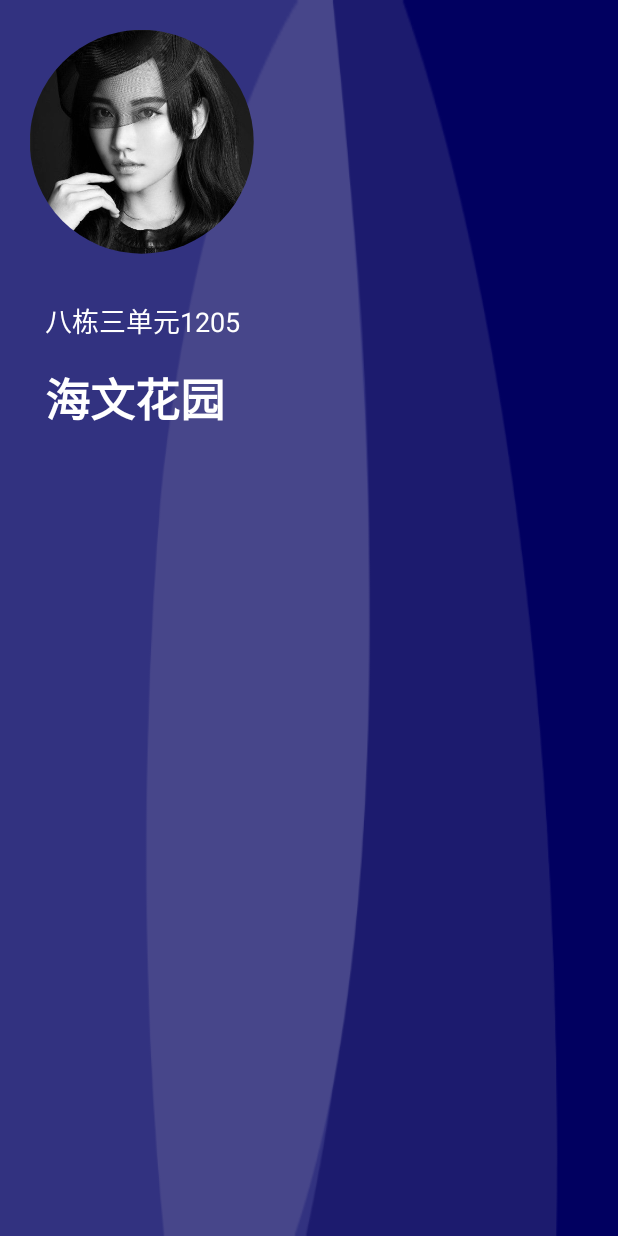
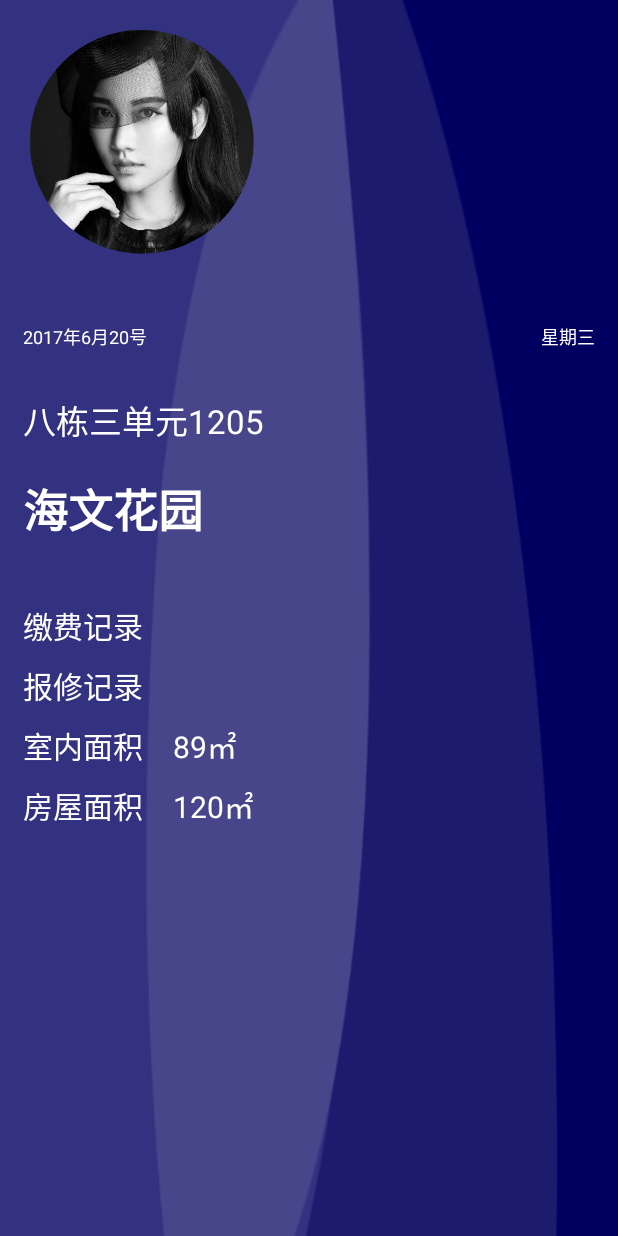
Before and after one commit to RaleighLuo/Wisdom, an Android app: the screen it shows after launch (MainActivity), on a phone screen of 412 x 824 dp. Run offline under Robolectric (Android 15) with nearby library versions, the phone set to English and light mode, and no system bars; our stand-ins replace ButterKnife, CircleImageView.

Commit message:
主页动画

```diff
--- a/app/src/main/java/com/gkzxhn/wisdom/AvatarImageBehavior.java
+++ b/app/src/main/java/com/gkzxhn/wisdom/AvatarImageBehavior.java
@@ -50,7 +50,6 @@ public class AvatarImageBehavior extends CoordinatorLayout.Behavior<CircleImageV
 
     @Override
     public boolean layoutDependsOn(CoordinatorLayout parent, CircleImageView child, View dependency) {
-        Log.e("dependency="+dependency,"raleigh_test");
         // 依赖Toolbar控件
         return dependency instanceof Toolbar;
     }
--- a/app/src/main/java/com/gkzxhn/wisdom/MainActivity.java
+++ b/app/src/main/java/com/gkzxhn/wisdom/MainActivity.java
@@ -37,7 +37,7 @@ public class MainActivity extends AppCompatActivity {
     ImageView mIvPlaceholder; // 大图片
 
     @Bind(R.id.main_ll_title_container)
-    LinearLayout mLlTitleContainer; // Title的LinearLayout
+    View mLlTitleContainer; // Title的LinearLayout
 
     @Bind(R.id.main_fl_title)
     FrameLayout mFlTitleContainer; // Title的FrameLayout
--- a/app/src/main/res/layout/activity_main.xml
+++ b/app/src/main/res/layout/activity_main.xml
@@ -35,38 +35,7 @@
                 android:layout_marginTop="200dip"
                 android:layout_gravity="center_horizontal"
                 app:layout_collapseMode="parallax">
-
-                <LinearLayout
-                    android:id="@+id/main_ll_title_container"
-                    android:layout_width="wrap_content"
-                    android:layout_height="wrap_content"
-                    android:layout_gravity="left|bottom"
-                    android:layout_marginBottom="60dip"
-                    android:layout_marginRight="@dimen/image_start_margin"
-                    android:layout_marginLeft="@dimen/image_start_margin"
-                    android:orientation="vertical">
-
-                    <TextView
-                        android:layout_marginTop="@dimen/title_margin"
-                        android:layout_width="wrap_content"
-                        android:layout_height="wrap_content"
-                        android:gravity="bottom|center"
-                        android:text="八栋三单元1205"
-                        android:layout_marginLeft="10dip"
-                        android:textSize="18sp"
-                        android:textColor="@android:color/white"
-                        />
-
-                    <TextView
-                        android:layout_width="wrap_content"
-                        android:layout_height="wrap_content"
-                        android:layout_marginTop="15dp"
-                        android:layout_marginLeft="10dip"
-                        android:text="海文花园"
-                        android:textSize="30sp"
-                        android:textStyle="bold"
-                        android:textColor="@android:color/white" />
-                </LinearLayout>
+                <include layout="@layout/home_full_screen_layout"/>
             </FrameLayout>
         </android.support.design.widget.CollapsingToolbarLayout>
     </android.support.design.widget.AppBarLayout>
--- /dev/null
+++ b/app/src/main/res/layout/home_full_screen_layout.xml
@@ -0,0 +1,113 @@
+<?xml version="1.0" encoding="utf-8"?>
+<RelativeLayout xmlns:android="http://schemas.android.com/apk/res/android"
+    android:orientation="vertical" android:layout_width="match_parent"
+    android:layout_height="match_parent"
+    android:padding="15dip"
+    android:layout_marginBottom="10dip"
+    android:id="@+id/main_ll_title_container"
+    >
+    <TextView
+        android:layout_width="wrap_content"
+        android:layout_height="wrap_content"
+        android:text="2017年6月20号"
+        android:textSize="12sp"
+        android:textColor="@android:color/white"
+        android:id="@+id/home_full_screen_layout_tv_date"
+        />
+    <TextView
+        android:layout_width="wrap_content"
+        android:layout_height="wrap_content"
+        android:text="星期三"
+        android:textSize="12sp"
+        android:layout_alignTop="@+id/home_full_screen_layout_tv_date"
+        android:textColor="@android:color/white"
+        android:layout_alignParentRight="true"
+        android:id="@+id/home_full_screen_layout_tv_week"
+        />
+    <TextView
+        android:layout_marginTop="30dip"
+        android:layout_width="wrap_content"
+        android:layout_height="wrap_content"
+        android:gravity="bottom|center"
+        android:layout_below="@+id/home_full_screen_layout_tv_date"
+        android:text="八栋三单元1205"
+        android:id="@+id/home_full_screen_layout_tv_home_number"
+        android:textSize="22sp"
+        android:textColor="@android:color/white"
+        />
+
+    <TextView
+        android:layout_width="wrap_content"
+        android:layout_height="wrap_content"
+        android:layout_marginTop="20dp"
+        android:layout_below="@+id/home_full_screen_layout_tv_home_number"
+        android:text="海文花园"
+        android:id="@+id/home_full_screen_layout_tv_community_name"
+        android:textSize="30sp"
+        android:textStyle="bold"
+        android:textColor="@android:color/white" />
+    <TextView
+        android:layout_width="wrap_content"
+        android:layout_height="wrap_content"
+        android:text="@string/pay_record"
+        android:layout_marginTop="40dip"
+        android:textSize="20sp"
+        android:textColor="@android:color/white"
+        android:layout_below="@+id/home_full_screen_layout_tv_community_name"
+        android:id="@+id/home_full_screen_layout_tv_pay_record"
+        />
+    <TextView
+        android:layout_width="wrap_content"
+        android:layout_height="wrap_content"
+        android:text="@string/repair_record"
+        android:layout_marginTop="10dip"
+        android:textSize="20sp"
+        android:textColor="@android:color/white"
+        android:layout_below="@+id/home_full_screen_layout_tv_pay_record"
+        android:id="@+id/home_full_screen_layout_tv_repair_record"
+        />
+
+    <TextView
+        android:layout_width="wrap_content"
+        android:layout_height="wrap_content"
+        android:text="@string/carpet_area"
+        android:layout_marginTop="10dip"
+        android:textSize="20sp"
+        android:textColor="@android:color/white"
+        android:layout_below="@+id/home_full_screen_layout_tv_repair_record"
+        android:id="@+id/home_full_screen_layout_tv_carpet_area"
+        />
+    <TextView
+        android:layout_width="wrap_content"
+        android:layout_height="wrap_content"
+        android:text="89㎡"
+        android:layout_marginLeft="20dip"
+        android:textSize="20sp"
+        android:layout_toRightOf="@+id/home_full_screen_layout_tv_carpet_area"
+        android:layout_alignTop="@+id/home_full_screen_layout_tv_carpet_area"
+        android:textColor="@android:color/white"
+        android:id="@+id/home_full_screen_layout_tv_carpet_area_value"
+        />
+    <TextView
+        android:layout_width="wrap_content"
+        android:layout_height="wrap_content"
+        android:text="@string/housing_area"
+        android:layout_marginTop="10dip"
+        android:textSize="20sp"
+        android:textColor="@android:color/white"
+        android:layout_below="@+id/home_full_screen_layout_tv_carpet_area"
+        android:id="@+id/home_full_screen_layout_tv_housing_area"
+        />
+    <TextView
+        android:layout_width="wrap_content"
+        android:layout_height="wrap_content"
+        android:text="120㎡"
+        android:layout_marginLeft="20dip"
+        android:textSize="20sp"
+        android:layout_toRightOf="@+id/home_full_screen_layout_tv_housing_area"
+        android:layout_alignTop="@+id/home_full_screen_layout_tv_housing_area"
+        android:textColor="@android:color/white"
+        android:id="@+id/home_full_screen_layout_tv_housing_area_value"
+        />
+
+</RelativeLayout>
--- a/app/src/main/res/values/strings.xml
+++ b/app/src/main/res/values/strings.xml
@@ -6,7 +6,12 @@
     <string name="pay">缴费</string>
     <string name="talking">话题</string>
     <string name="repair">报修</string>
-    <string name="newest_notice">最新通告</string>
+    <string name="newest_notice">最新通知</string>
+    <string name="pay_record">缴费记录</string>
+    <string name="repair_record">报修记录</string>
+    <string name="carpet_area">室内面积</string>
+    <string name="housing_area">房屋面积</string>
+    <string name="square_meter">㎡</string>
 
     <string name="person_name">孙骁骁</string>
     <string name="person_title">演员</string>
```
